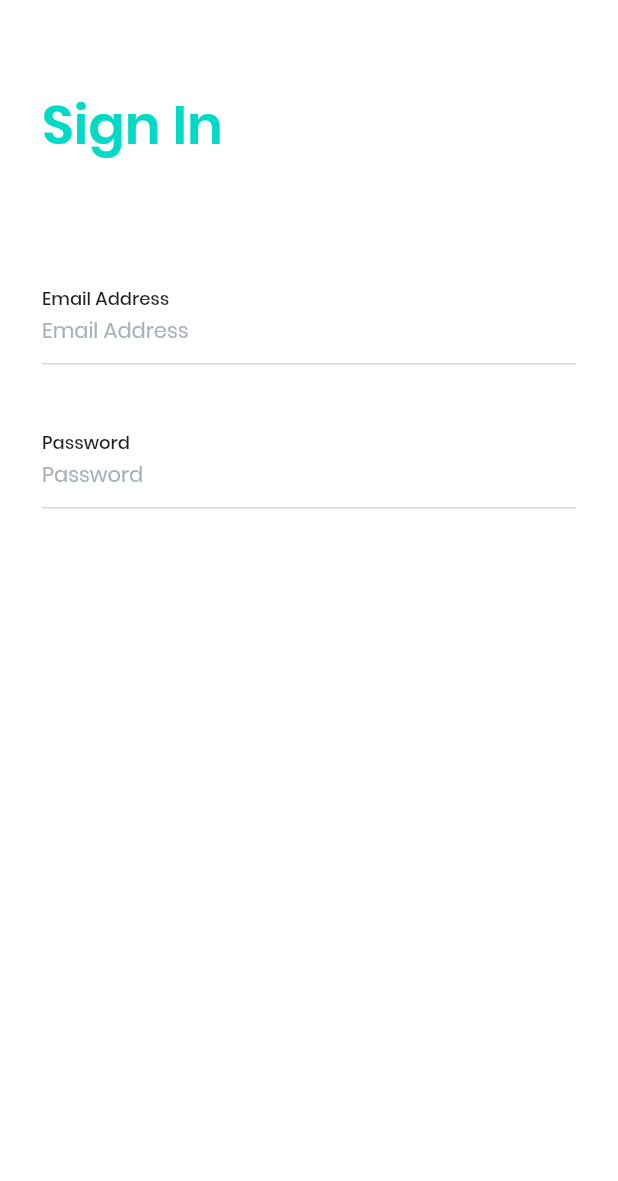
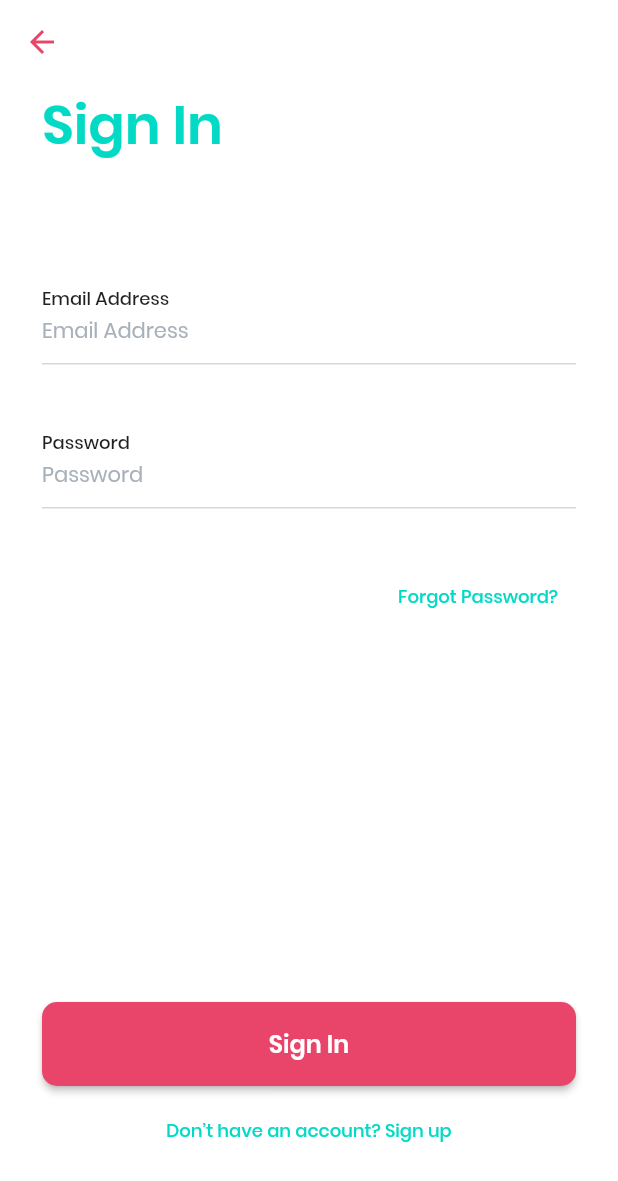
Before and after one commit to urantiatech/chitchat, a Flutter app: the screen it shows after launch, after a tap on "Get started", on a phone screen of 412 x 824 dp. Shown: the top 1181 px of the screen. Run offline on Flutter 3.47's test engine with Material 2 defaults, Android fonts, the phone set to English and light mode, and no system bars; our stand-ins replace shared_preferences.

Commit message:
login screen completed

```diff
--- a/lib/config/theme.dart
+++ b/lib/config/theme.dart
@@ -8,15 +8,7 @@ const Color lightThemePrimaryColor = Color(0xFFE9446A);
 const Color lightThemeAccentColor = Color(0xFF0272DD);
 const Color lightThemeDividerColor = Color(0xFFD1D9DF);
 const Color lightThemeErrorColor = Color(0xFFFFAB1C);
-// const Color lightThemeHintColor = Color(0xFFD5DFEA);
 const Color lightThemeHintColor = Color(0xFFA8B1BA);
-
-const Color darkThemePrimaryColor = Color(0xFFEF6384);
-const Color darkThemeAccentColor = Color(0xFF8CC9FF);
-const Color darkThemeBackgroundColor = Color(0xFF121212);
-const Color darkThemeDividerColor = Color(0xFF777777);
-const Color darkThemeErrorColor = Color(0xFFFFF69A);
-const Color darkThemeHintColor = Color(0xFF6C6C6C);
 
 Color normalTextColor =
     isThemeDark == true ? Color(0xFFE0E0E0) : Color(0xFF1F2021);
@@ -76,6 +68,13 @@ ThemeData lightTheme = ThemeData(
   ),
 );
 
+const Color darkThemePrimaryColor = Color(0xFFEF6384);
+const Color darkThemeAccentColor = Color(0xFF8CC9FF);
+const Color darkThemeBackgroundColor = Color(0xFF121212);
+const Color darkThemeDividerColor = Color(0xFF777777);
+const Color darkThemeErrorColor = Color(0xFFFFF69A);
+const Color darkThemeHintColor = Color(0xFF6C6C6C);
+
 ThemeData darkTheme = ThemeData(
   fontFamily: 'Poppins',
   primaryColor: darkThemePrimaryColor,
@@ -104,4 +103,27 @@ ThemeData darkTheme = ThemeData(
       color: darkThemePrimaryColor,
     ),
   ),
+  inputDecorationTheme: InputDecorationTheme(
+    floatingLabelBehavior: FloatingLabelBehavior.always,
+    labelStyle: TextStyle(
+      height: 0,
+      fontSize: 16,
+      fontWeight: FontWeight.w500,
+      color: normalTextColor,
+    ),
+    hintStyle: TextStyle(
+      fontSize: 14,
+      fontWeight: FontWeight.w400,
+    ),
+    focusedBorder: UnderlineInputBorder(
+      borderSide: BorderSide(
+        color: darkThemeHintColor,
+      ),
+    ),
+    enabledBorder: UnderlineInputBorder(
+      borderSide: BorderSide(
+        color: darkThemeDividerColor,
+      ),
+    ),
+  ),
 );
--- a/lib/screens/auth_screens/login_screen.dart
+++ b/lib/screens/auth_screens/login_screen.dart
@@ -1,8 +1,13 @@
-import 'package:chitchat/config/theme.dart';
+import 'package:chitchat/widgets/custom_text_button.dart';
 import 'package:chitchat/widgets/custom_textfield.dart';
+import 'package:chitchat/widgets/primary_button.dart';
 import 'package:flutter/material.dart';
 import 'package:flutter/painting.dart';
-import 'package:flutter/services.dart';
+import 'package:flutter/widgets.dart';
+
+double statusBarHeight;
+double appBarPreferredHeight;
+double fullHeight;
 
 class LoginScreen extends StatefulWidget {
   @override
@@ -12,11 +17,17 @@ class LoginScreen extends StatefulWidget {
 class _LoginScreenState extends State<LoginScreen> {
   @override
   Widget build(BuildContext context) {
+    statusBarHeight = MediaQuery.of(context).padding.top;
+    appBarPreferredHeight = AppBar().preferredSize.height;
+    fullHeight = MediaQuery.of(context).size.height;
+
     return Scaffold(
+      resizeToAvoidBottomInset: false,
       appBar: AppBar(),
       body: Padding(
         padding: const EdgeInsets.symmetric(horizontal: 28),
         child: Column(
+          mainAxisSize: MainAxisSize.min,
           crossAxisAlignment: CrossAxisAlignment.start,
           children: [
             Text(
@@ -37,10 +48,68 @@ class _LoginScreenState extends State<LoginScreen> {
             SizedBox(height: 35),
             CustomTextField(
               labelText: 'Password',
+              obscureText: true,
               onChanged: (String keyword) {
                 print(keyword);
               },
             ),
+            SizedBox(height: 35),
+            Row(
+              mainAxisAlignment: MainAxisAlignment.end,
+              children: [
+                CustomTextButton(
+                  title: 'Forgot Password?',
+                  onPressed: () {},
+                ),
+              ],
+            ),
+            // Flexible(
+            //   flex: 1,
+            //   fit: FlexFit.tight,
+            //   child: Container(
+            //     color: Colors.red[100],
+            //     // height: 150,
+            //   ),
+            // ),
+            // Flexible(
+            //   flex: 3,
+            //   child: Container(
+            //     color: Colors.yellow[100],
+            //     child: Column(
+            //       children: [
+            //         SizedBox(height: 35),
+            //         // Spacer(),
+            //         PrimaryButton(
+            //           title: 'Sign In',
+            //           onPressed: () {},
+            //         ),
+            //         SizedBox(height: 6),
+            //         Center(
+            //           child: CustomTextButton(
+            //             title: 'Don’t have an account? Sign up',
+            //             onPressed: () {},
+            //           ),
+            //         ),
+            //         // SizedBox(height: 46),
+            //       ],
+            //     ),
+            //   ),
+            // ),
+            SizedBox(height: 35),
+            Spacer(),
+            // SizedBox(height: fullHeight * 0.2),
+            PrimaryButton(
+              title: 'Sign In',
+              onPressed: () {},
+            ),
+            SizedBox(height: 6),
+            Center(
+              child: CustomTextButton(
+                title: 'Don’t have an account? Sign up',
+                onPressed: () {},
+              ),
+            ),
+            SizedBox(height: 46),
           ],
         ),
       ),
--- a/lib/screens/onboarding.dart
+++ b/lib/screens/onboarding.dart
@@ -1,5 +1,6 @@
 import 'package:chitchat/config/theme.dart';
 import 'package:chitchat/screens/auth_screens/login_screen.dart';
+import 'package:chitchat/widgets/custom_text_button.dart';
 import 'package:chitchat/widgets/primary_button.dart';
 import 'package:flutter/material.dart';
 
@@ -11,9 +12,6 @@ class Onboarding extends StatelessWidget {
       body: Padding(
         padding: const EdgeInsets.symmetric(horizontal: 28),
         child: Column(
-          mainAxisAlignment: MainAxisAlignment.spaceBetween,
-          children: [
-            Column(
           children: [
             SizedBox(
               height: MediaQuery.of(context).size.height * 0.173,
@@ -57,15 +55,13 @@ class Onboarding extends StatelessWidget {
                 fontWeight: FontWeight.w300,
               ),
             ),
-              ],
-            ),
-            Padding(
-              padding: const EdgeInsets.only(bottom: 100),
-              child: PrimaryButton(
+            Spacer(),
+            PrimaryButton(
               title: 'Get started',
+              needWhiteBg: isThemeDark ? false : true,
               onPressed: () {
                 // using push instead of pushReplacement for testing purpose
-                  Navigator.pushReplacement(
+                Navigator.push(
                   context,
                   MaterialPageRoute(
                     builder: (context) => LoginScreen(),
@@ -73,7 +69,7 @@ class Onboarding extends StatelessWidget {
                 );
               },
             ),
-            ),
+            SizedBox(height: 100),
           ],
         ),
       ),
--- /dev/null
+++ b/lib/widgets/custom_text_button.dart
@@ -0,0 +1,30 @@
+import 'package:flutter/material.dart';
+
+class CustomTextButton extends StatelessWidget {
+  final String title;
+  final Function onPressed;
+
+  const CustomTextButton({
+    @required this.title,
+    @required this.onPressed,
+  });
+
+  @override
+  Widget build(BuildContext context) {
+    return MaterialButton(
+      padding: const EdgeInsets.symmetric(horizontal: 12),
+      onPressed: onPressed,
+      shape: RoundedRectangleBorder(
+        borderRadius: BorderRadius.circular(6.0),
+      ),
+      child: Text(
+        title,
+        style: TextStyle(
+          color: Theme.of(context).accentColor,
+          fontSize: 12,
+          fontWeight: FontWeight.w500,
+        ),
+      ),
+    );
+  }
+}
--- a/lib/widgets/primary_button.dart
+++ b/lib/widgets/primary_button.dart
@@ -4,10 +4,12 @@ import 'package:flutter/material.dart';
 class PrimaryButton extends StatelessWidget {
   final String title;
   final Function onPressed;
+  final bool needWhiteBg;
 
   const PrimaryButton({
     @required this.title,
     @required this.onPressed,
+    this.needWhiteBg = false,
   });
 
   @override
@@ -16,7 +18,11 @@ class PrimaryButton extends StatelessWidget {
       onPressed: onPressed,
       style: ButtonStyle(
         backgroundColor: MaterialStateProperty.all<Color>(
-          isThemeDark ? Theme.of(context).primaryColorDark : whiteColor,
+          isThemeDark
+              ? Theme.of(context).primaryColorDark
+              : needWhiteBg
+                  ? whiteColor
+                  : Theme.of(context).primaryColor,
         ),
         shape: MaterialStateProperty.all<RoundedRectangleBorder>(
           RoundedRectangleBorder(
@@ -33,7 +39,7 @@ class PrimaryButton extends StatelessWidget {
               fontSize: 16,
               fontWeight: FontWeight.w600,
               color:
-                  isThemeDark ? Colors.white : Theme.of(context).primaryColor,
+                  needWhiteBg ? Theme.of(context).primaryColor : Colors.white,
             ),
           ),
         ),
```
Lines whose indentation alone changed are shown as unchanged.
